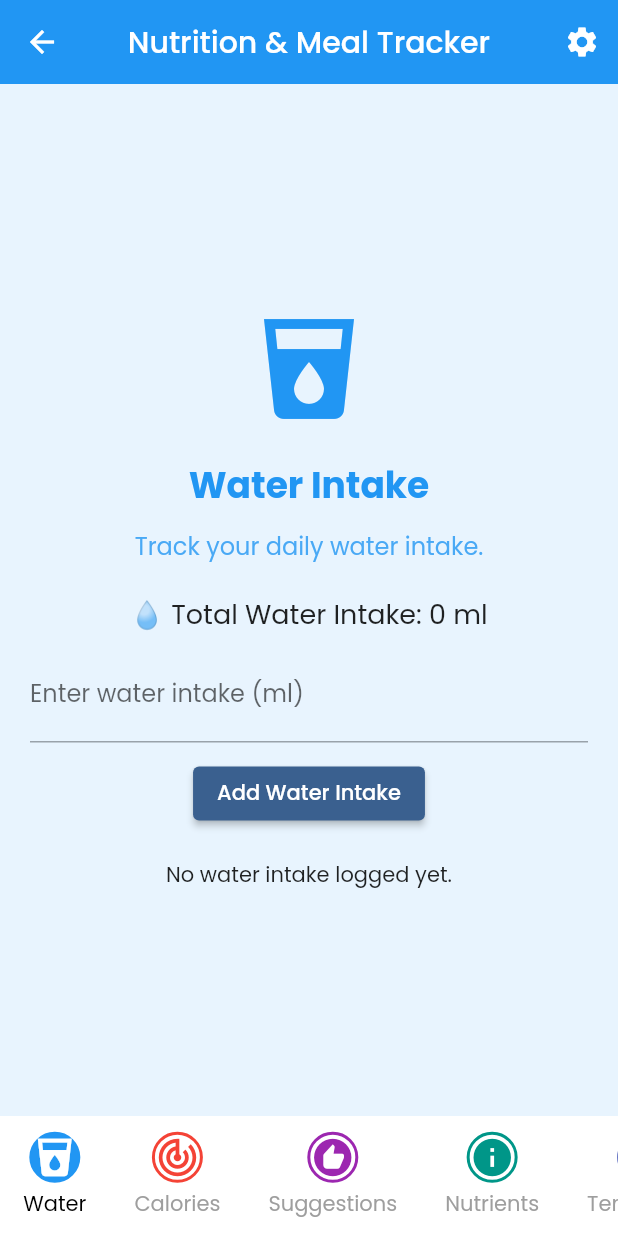
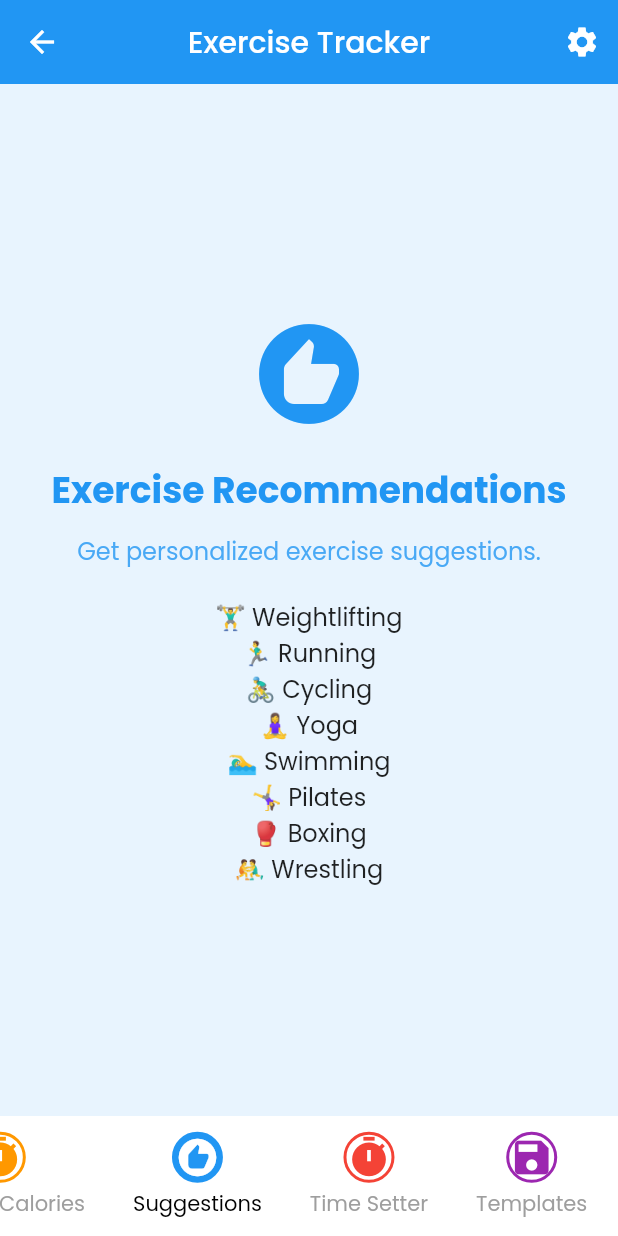
Before and after one commit to CharuNethra12/Fitness4all_modified, a Flutter app: the ExerciseScreen screen opened directly, swiped to page 3, on a phone screen of 412 x 824 dp. Run offline on Flutter 3.47's test engine with Material 3 defaults, Android fonts, the phone set to English and light mode, and no system bars; our stand-ins replace fl_chart, syncfusion_flutter_gauges; missing offline and left inert: otp_text_field_v2, otp_timer_button.

Commit message:
final commit before sprint 1

```diff
--- a/lib/screen/home/Meals/meals_screen.dart
+++ b/lib/screen/home/Meals/meals_screen.dart
@@ -453,8 +453,8 @@ class CustomBottomNavBar extends StatelessWidget {
             _buildNavItem(Icons.restaurant, "Meals", 0, Colors.green),
             _buildNavItem(Icons.settings, "Limits", 1, Colors.orange),
             _buildNavItem(Icons.local_drink, "Water", 2, Colors.blue),
-            _buildNavItem(Icons.track_changes, "Calories", 3, Colors.red),
-            _buildNavItem(Icons.recommend, "Suggestions", 4, Colors.purple),
+            _buildNavItem(Icons.recommend, "Suggestions", 3, Colors.red),
+            _buildNavItem(Icons.track_changes, "Calories", 4, Colors.purple),
             _buildNavItem(Icons.info, "Nutrients", 5, Colors.teal),
             _buildNavItem(Icons.save, "Templates", 6, Colors.indigo), // Meal Templates
             _buildNavItem(Icons.calendar_today, "Meal Plan", 7, Colors.brown), // Daily Meal Plan
--- a/lib/screen/home/exercises/exercises_screen.dart
+++ b/lib/screen/home/exercises/exercises_screen.dart
@@ -11,23 +11,24 @@ class ExerciseScreen extends StatefulWidget {
 
 class _ExerciseScreenState extends State<ExerciseScreen> {
   int _selectedIndex = 0;
-  final TextEditingController _mealController = TextEditingController();
+  final TextEditingController _exerciseController = TextEditingController();
   final TextEditingController _caloriesController = TextEditingController();
   final TextEditingController _notesController = TextEditingController();
-  final TextEditingController _waterController = TextEditingController();
-  final TextEditingController _calorieLimitController = TextEditingController();
+  final TextEditingController _timeController = TextEditingController();
 
-  int _calories = 0;
-  int _calorieLimit = 2000;
-  int _waterIntake = 0;
-  final List<Map<String, dynamic>> _savedExercise = [];
-  final List<String> _waterLogs = [];
-  final List<String> _mealRecommendations = [
-    "🥗 Salad with Grilled Chicken",
-    "🍳 Scrambled Eggs with Avocado Toast",
-    "🍲 Lentil Soup with Whole Grain Bread",
-    "🥑 Greek Yogurt with Berries & Nuts",
-    "🥜 Peanut Butter Banana Smoothie"
+  // Local variables to store exercise data
+  int _totalCaloriesBurned = 0;
+  int _totalTimeSpent = 0; // Time spent in minutes
+  final List<Map<String, dynamic>> _savedExercises = [];
+  final List<String> _exerciseRecommendations = [
+    "🏋️‍♂️ Weightlifting",
+    "🏃‍♂️ Running",
+    "🚴‍♂️ Cycling",
+    "🧘‍♀️ Yoga",
+    "🏊‍♂️ Swimming",
+    "🤸‍♀️ Pilates",
+    "🥊 Boxing",
+    "🤼‍♂️ Wrestling"
   ];
 
   final Map<int, Color> _pageColors = {
@@ -37,40 +38,36 @@ class _ExerciseScreenState extends State<ExerciseScreen> {
     3: Colors.red,
     4: Colors.purple,
     5: Colors.teal,
-    6: Colors.indigo,  // Meal Templates
-    7: Colors.brown,   // Daily Meal Plan
-    8: Colors.amber,   // Healthy Snack Options
-    9: Colors.pink,    // Nutritional Comparisons
-    10: Colors.cyan,   // Micronutrient Deficiencies
   };
 
-  final List<String> _mealCategories = ["Breakfast", "Lunch", "Dinner", "Snack"];
-  String _selectedCategory = "Lunch";
+  final List<String> _exerciseCategories = ["Cardio", "Strength", "Flexibility", "Endurance"];
+  String _selectedCategory = "Cardio";
 
   void _showSnackBar(String message, {Color color = Colors.green}) {
     ScaffoldMessenger.of(context).showSnackBar(
       SnackBar(
         content: Text(message),
         backgroundColor: color,
-        duration: const Duration(seconds: 3), // Increased duration
+        duration: const Duration(seconds: 3),
       ),
     );
   }
 
-  Widget _mealCard(Map<String, dynamic> meal) {
+  Widget _exerciseCard(Map<String, dynamic> exercise) {
     return Card(
       elevation: 4,
       margin: const EdgeInsets.symmetric(vertical: 8),
       child: ListTile(
-        leading: const Icon(Icons.fastfood, size: 40, color: Colors.green),
-        title: Text(meal["name"], style: const TextStyle(fontWeight: FontWeight.bold)),
+        leading: const Icon(Icons.fitness_center, size: 40, color: Colors.green),
+        title: Text(exercise["name"], style: const TextStyle(fontWeight: FontWeight.bold)),
         subtitle: Column(
           crossAxisAlignment: CrossAxisAlignment.start,
           children: [
-            Text("🍽 Category: ${meal["category"]}"),
-            Text("🔥 ${meal["calories"]} kcal"),
-            if (meal["notes"].isNotEmpty) Text("📝 Notes: ${meal["notes"]}"),
-            Text("📅 ${meal["date"].toString().split('.')[0]}"),
+            Text("🏋️‍♂️ Category: ${exercise["category"]}"),
+            Text("🔥 ${exercise["calories"]} kcal burned"),
+            if (exercise["notes"].isNotEmpty) Text("📝 Notes: ${exercise["notes"]}"),
+            Text("⏱ Time Spent: ${exercise["time"]} minutes"),
+            Text("📅 ${exercise["date"].toString().split('.')[0]}"),
           ],
         ),
       ),
@@ -117,16 +114,16 @@ class _ExerciseScreenState extends State<ExerciseScreen> {
     _bottomNavScrollController = ScrollController();
     _pages = [
       _buildPage(
-        "Add Meal",
-        Icons.restaurant,
-        "Add your meals and track nutrients.",
+        "Add Exercise",
+        Icons.fitness_center,
+        "Log your exercises and track calories burned.",
         Column(
           children: [
-            TextField(controller: _mealController, decoration: const InputDecoration(labelText: "Enter meal name")),
+            TextField(controller: _exerciseController, decoration: const InputDecoration(labelText: "Enter exercise name")),
             const SizedBox(height: 10),
             DropdownButton<String>(
               value: _selectedCategory,
-              items: _mealCategories.map((String category) {
+              items: _exerciseCategories.map((String category) {
                 return DropdownMenuItem(value: category, child: Text(category));
               }).toList(),
               onChanged: (value) {
@@ -136,223 +133,142 @@ class _ExerciseScreenState extends State<ExerciseScreen> {
               },
             ),
             const SizedBox(height: 10),
-            TextField(controller: _caloriesController, decoration: const InputDecoration(labelText: "Enter calories"), keyboardType: TextInputType.number),
+            TextField(controller: _caloriesController, decoration: const InputDecoration(labelText: "Enter calories burned"), keyboardType: TextInputType.number),
+            const SizedBox(height: 10),
+            TextField(controller: _timeController, decoration: const InputDecoration(labelText: "Enter time spent (minutes)"), keyboardType: TextInputType.number),
             const SizedBox(height: 10),
             TextField(controller: _notesController, decoration: const InputDecoration(labelText: "Add notes (optional)")),
             const SizedBox(height: 10),
             ElevatedButton(
               onPressed: () {
-                if (_mealController.text.isNotEmpty && _caloriesController.text.isNotEmpty) {
+                if (_exerciseController.text.isNotEmpty && _caloriesController.text.isNotEmpty && _timeController.text.isNotEmpty) {
                   setState(() {
-                    int mealCalories = int.parse(_caloriesController.text);
-                    _calories += mealCalories; // Update total calories
-                    _savedExercise.add({
-                      "name": _mealController.text,
+                    int exerciseCalories = int.parse(_caloriesController.text);
+                    int exerciseTime = int.parse(_timeController.text);
+                    _totalCaloriesBurned += exerciseCalories;
+                    _totalTimeSpent += exerciseTime;
+                    _savedExercises.add({
+                      "name": _exerciseController.text,
                       "category": _selectedCategory,
-                      "calories": mealCalories,
+                      "calories": exerciseCalories,
+                      "time": exerciseTime,
                       "notes": _notesController.text,
                       "date": DateTime.now(),
                     });
-                    _mealController.clear();
+                    _exerciseController.clear();
                     _caloriesController.clear();
+                    _timeController.clear();
                     _notesController.clear();
                   });
-                  _showSnackBar("Meal added successfully!");
+                  _showSnackBar("Exercise logged successfully!");
                 } else {
                   _showSnackBar("Please fill in all fields.", color: Colors.red);
                 }
               },
-              child: const Text("Save Meal"),
+              child: const Text("Log Exercise"),
             ),
             const SizedBox(height: 20),
-            _savedExercise.isNotEmpty
+            _savedExercises.isNotEmpty
                 ? Expanded(
               child: ListView.builder(
-                itemCount: _savedExercise.length,
-                itemBuilder: (context, index) => _mealCard(_savedExercise[index]),
+                itemCount: _savedExercises.length,
+                itemBuilder: (context, index) => _exerciseCard(_savedExercises[index]),
               ),
             )
-                : const Text("No meals saved yet."),
+                : const Text("No exercises logged yet."),
           ],
         ),
         _pageColors[0]!,
       ),
       _buildPage(
-        "Set Calorie Limit",
-        Icons.settings,
-        "Manage your daily calorie goals.",
+        "Time to Calories",
+        Icons.timer,
+        "Track calories burned based on time spent.",
         Column(
           children: [
-            Text("📏 Current Calorie Limit: $_calorieLimit kcal", style: const TextStyle(fontSize: 18)),
-            const SizedBox(height: 10),
-            TextField(controller: _calorieLimitController, decoration: const InputDecoration(labelText: "Enter new limit"), keyboardType: TextInputType.number),
+            Text("🔥 Total Calories Burned: $_totalCaloriesBurned kcal", style: const TextStyle(fontSize: 18)),
+            Text("⏱ Total Time Spent: $_totalTimeSpent minutes", style: const TextStyle(fontSize: 18)),
             const SizedBox(height: 10),
             ElevatedButton(
               onPressed: () {
-                if (_calorieLimitController.text.isNotEmpty) {
+                setState(() {
+                  _totalCaloriesBurned = 0;
+                  _totalTimeSpent = 0;
+                });
+                _showSnackBar("Calories and time reset!", color: Colors.red);
+              },
+              child: const Text("Reset Data"),
+            ),
+          ],
+        ),
+        _pageColors[1]!,
+      ),
+      _buildPage(
+        "Exercise Recommendations",
+        Icons.recommend,
+        "Get personalized exercise suggestions.",
+        Column(
+          children: _exerciseRecommendations.map((exercise) => Text(exercise, style: const TextStyle(fontSize: 16))).toList(),
+        ),
+        _pageColors[2]!,
+      ),
+      _buildPage(
+        "Time Setter",
+        Icons.timer,
+        "Set and log your exercise time frame.",
+        Column(
+          children: [
+            Text("⏱ Total Time Spent: $_totalTimeSpent minutes", style: const TextStyle(fontSize: 18)),
+            const SizedBox(height: 10),
+            TextField(controller: _timeController, decoration: const InputDecoration(labelText: "Enter time spent (minutes)"), keyboardType: TextInputType.number),
+            const SizedBox(height: 10),
+            ElevatedButton(
+              onPressed: () {
+                if (_timeController.text.isNotEmpty) {
                   setState(() {
-                    _calorieLimit = int.parse(_calorieLimitController.text);
-                    _calorieLimitController.clear();
+                    _totalTimeSpent += int.parse(_timeController.text);
+                    _timeController.clear();
                   });
-                  _showSnackBar("Calorie limit set successfully!");
+                  _showSnackBar("Time logged successfully!");
                 } else {
-                  _showSnackBar("Please enter a valid limit.", color: Colors.red);
+                  _showSnackBar("Please enter a valid time.", color: Colors.red);
                 }
               },
-              child: const Text("Update Limit"),
+              child: const Text("Log Time"),
             ),
           ],
         ),
         _pageColors[3]!,
       ),
       _buildPage(
-        "Water Intake",
-        Icons.local_drink,
-        "Track your daily water intake.",
+        "Exercise Templates",
+        Icons.save,
+        "Save your favorite exercises as templates.",
         Column(
           children: [
-            Text("💧 Total Water Intake: $_waterIntake ml", style: const TextStyle(fontSize: 18)),
+            Text("1. Push-ups", style: const TextStyle(fontSize: 16)),
+            Text("2. Squats", style: const TextStyle(fontSize: 16)),
+            Text("3. Plank", style: const TextStyle(fontSize: 16)),
             const SizedBox(height: 10),
-            TextField(controller: _waterController, decoration: const InputDecoration(labelText: "Enter water intake (ml)"), keyboardType: TextInputType.number),
-            const SizedBox(height: 10),
-            ElevatedButton(
-              onPressed: () {
-                if (_waterController.text.isNotEmpty) {
-                  setState(() {
-                    _waterIntake += int.parse(_waterController.text);
-                    _waterLogs.add("${_waterController.text} ml at ${DateTime.now()}");
-                    _waterController.clear();
-                  });
-                  _showSnackBar("Water intake added successfully!");
-                } else {
-                  _showSnackBar("Please enter a valid amount.", color: Colors.red);
-                }
-              },
-              child: const Text("Add Water Intake"),
-            ),
-            const SizedBox(height: 20),
-            if (_waterLogs.isNotEmpty)
-              Expanded(
-                child: ListView.builder(
-                  itemCount: _waterLogs.length,
-                  itemBuilder: (context, index) => ListTile(title: Text(_waterLogs[index])),
-                ),
-              )
-            else
-              const Text("No water intake logged yet."),
-          ],
-        ),
-        _pageColors[2]!,
-      ),
-      _buildPage(
-        "Meal & Snack Recommendations",
-        Icons.recommend,
-        "Get personalized meal suggestions.",
-        Column(
-          children: _mealRecommendations.map((meal) => Text(meal, style: const TextStyle(fontSize: 16))).toList(),
-        ),
-        _pageColors[4]!,
-      ),
-      _buildPage(
-        "Calorie Tracker",
-        Icons.track_changes,
-        "Track your total calorie intake.",
-        Column(
-          children: [
-            Text("🔥 Total Calories Consumed: $_calories kcal", style: const TextStyle(fontSize: 18)),
-            const SizedBox(height: 10),
-            ElevatedButton(
-              onPressed: () {
-                setState(() {
-                  _calories = 0; // Reset calories if needed
-                });
-                _showSnackBar("Calories reset!", color: Colors.red);
-              },
-              child: const Text("Reset Calories"),
-            ),
-          ],
-        ),
-        _pageColors[5]!,
-      ),
-      _buildPage(
-        "Nutrient Breakdown",
-        Icons.info,
-        "View breakdown of nutrients.",
-        Column(
-          children: [
-            Text("Carbs: 250g", style: const TextStyle(fontSize: 16)),
-            Text("Proteins: 150g", style: const TextStyle(fontSize: 16)),
-            Text("Fats: 70g", style: const TextStyle(fontSize: 16)),
-          ],
-        ),
-        _pageColors[1]!,
-      ),
-      _buildPage(
-        "Meal Templates",
-        Icons.save,
-        "Save your favorite meals as templates.",
-        Column(
-          children: [
-            Text("1. Chicken Stir Fry", style: const TextStyle(fontSize: 16)),
-            Text("2. Veggie Wrap", style: const TextStyle(fontSize: 16)),
-            Text("3. Smoothie Bowl", style: const TextStyle(fontSize: 16)),
-            const SizedBox(height: 10),
-            ElevatedButton(onPressed: () {}, child: const Text("Save Current Meal as Template")),
-          ],
-        ),
-        _pageColors[2]!,
-      ),
-      _buildPage(
-        "Daily Meal Plan",
-        Icons.calendar_today,
-        "View and customize your daily meal plan.",
-        Column(
-          children: [
-            Text("Breakfast: Oatmeal with Fruits", style: const TextStyle(fontSize: 16)),
-            Text("Lunch: Grilled Chicken Salad", style: const TextStyle(fontSize: 16)),
-            Text("Dinner: Quinoa and Vegetables", style: const TextStyle(fontSize: 16)),
-            const SizedBox(height: 10),
-            ElevatedButton(onPressed: () {}, child: const Text("Customize Meal Plan")),
-          ],
-        ),
-        _pageColors[3]!,
-      ),
-      _buildPage(
-        "Healthy Snack Options",
-        Icons.local_pizza,
-        "Get healthier snack recommendations.",
-        Column(
-          children: [
-            Text("1. Greek Yogurt with Honey", style: const TextStyle(fontSize: 16)),
-            Text("2. Hummus with Veggies", style: const TextStyle(fontSize: 16)),
-            Text("3. Mixed Nuts", style: const TextStyle(fontSize: 16)),
+            ElevatedButton(onPressed: () {}, child: const Text("Save Current Exercise as Template")),
           ],
         ),
         _pageColors[4]!,
       ),
       _buildPage(
-        "Nutritional Comparisons",
-        Icons.compare_arrows,
-        "Compare nutritional values of foods.",
+        "Daily Exercise Plan",
+        Icons.calendar_today,
+        "View and customize your daily exercise plan.",
         Column(
           children: [
-            Text("Chips: 150 kcal, 10g fat", style: const TextStyle(fontSize: 16)),
-            Text("Veggie Sticks: 50 kcal, 0g fat", style: const TextStyle(fontSize: 16)),
+            Text("Morning: Jogging", style: const TextStyle(fontSize: 16)),
+            Text("Afternoon: Weightlifting", style: const TextStyle(fontSize: 16)),
+            Text("Evening: Yoga", style: const TextStyle(fontSize: 16)),
+            const SizedBox(height: 10),
+            ElevatedButton(onPressed: () {}, child: const Text("Customize Plan")),
           ],
         ),
         _pageColors[5]!,
-      ),
-      _buildPage(
-        "Micronutrient Deficiencies",
-        Icons.warning,
-        "Highlight deficiencies and suggest adjustments.",
-        Column(
-          children: [
-            Text("Deficiency in Vitamin D:", style: const TextStyle(fontSize: 16)),
-            Text("Consider adding more fatty fish or fortified foods.", style: const TextStyle(fontSize: 16)),
-          ],
-        ),
-        _pageColors[1]!,
       ),
     ];
   }
@@ -365,9 +281,8 @@ class _ExerciseScreenState extends State<ExerciseScreen> {
         duration: const Duration(milliseconds: 300),
         curve: Curves.easeInOut,
       );
-      // Scroll the bottom navigation bar to the selected index
       _bottomNavScrollController.animateTo(
-        index * 80.0, // Adjust this value based on your item width
+        index * 80.0,
         duration: const Duration(milliseconds: 300),
         curve: Curves.easeInOut,
       );
@@ -376,11 +291,10 @@ class _ExerciseScreenState extends State<ExerciseScreen> {
 
   @override
   void dispose() {
-    _mealController.dispose();
+    _exerciseController.dispose();
     _caloriesController.dispose();
     _notesController.dispose();
-    _waterController.dispose();
-    _calorieLimitController.dispose();
+    _timeController.dispose();
     _pageController.dispose();
     _bottomNavScrollController.dispose();
     super.dispose();
@@ -390,14 +304,13 @@ class _ExerciseScreenState extends State<ExerciseScreen> {
   Widget build(BuildContext context) {
     return Scaffold(
       appBar: AppBar(
-        title: const Text("Nutrition & Meal Tracker"),
-        backgroundColor: _pageColors[_selectedIndex] ?? Colors.blue, // Ensure a default color
+        title: const Text("Exercise Tracker"),
+        backgroundColor: _pageColors[_selectedIndex] ?? Colors.blue,
         centerTitle: true,
         actions: [
           IconButton(
             icon: const Icon(Icons.settings),
             onPressed: () {
-              // Add your settings functionality here
               context.push(const SettingScreen());
             },
           ),
@@ -408,9 +321,8 @@ class _ExerciseScreenState extends State<ExerciseScreen> {
         onPageChanged: (index) {
           setState(() {
             _selectedIndex = index;
-            // Scroll the bottom navigation bar to the selected index
             _bottomNavScrollController.animateTo(
-              index * 80.0, // Adjust this value based on your item width
+              index * 80.0,
               duration: const Duration(milliseconds: 300),
               curve: Curves.easeInOut,
             );
@@ -442,25 +354,20 @@ class CustomBottomNavBar extends StatelessWidget {
   @override
   Widget build(BuildContext context) {
     return Container(
-      height: 80, // Increased height for the bottom navigation bar
-      color: Colors.white, // Set the background color to white
+      height: 80,
+      color: Colors.white,
       child: SingleChildScrollView(
         controller: scrollController,
         scrollDirection: Axis.horizontal,
         child: Row(
           mainAxisAlignment: MainAxisAlignment.spaceAround,
           children: [
-            _buildNavItem(Icons.restaurant, "Exercise", 0, Colors.green),
-            _buildNavItem(Icons.settings, "Limits", 1, Colors.orange),
-            _buildNavItem(Icons.local_drink, "Water", 2, Colors.blue),
-            _buildNavItem(Icons.track_changes, "Calories", 3, Colors.red),
-            _buildNavItem(Icons.recommend, "Suggestions", 4, Colors.purple),
-            _buildNavItem(Icons.info, "Nutrients", 5, Colors.teal),
-            _buildNavItem(Icons.save, "Templates", 6, Colors.indigo), // Meal Templates
-            _buildNavItem(Icons.calendar_today, "Meal Plan", 7, Colors.brown), // Daily Meal Plan
-            _buildNavItem(Icons.local_pizza, "Snacks", 8, Colors.amber), // Healthy Snack Options
-            _buildNavItem(Icons.compare_arrows, "Compare", 9, Colors.pink), // Nutritional Comparisons
-            _buildNavItem(Icons.warning, "Deficiencies", 10, Colors.cyan), // Micronutrient Deficiencies
+            _buildNavItem(Icons.fitness_center, "Exercise", 0, Colors.green),
+            _buildNavItem(Icons.timer, "Time to Calories", 1, Colors.orange),
+            _buildNavItem(Icons.recommend, "Suggestions", 2, Colors.blue),
+            _buildNavItem(Icons.timer, "Time Setter", 3, Colors.red),
+            _buildNavItem(Icons.save, "Templates", 4, Colors.purple),
+            _buildNavItem(Icons.calendar_today, "Daily Plan", 5, Colors.teal),
           ],
         ),
       ),
@@ -471,7 +378,7 @@ class CustomBottomNavBar extends StatelessWidget {
     return GestureDetector(
       onTap: () => onItemTapped(index),
       child: Container(
-        padding: const EdgeInsets.symmetric(horizontal: 16, vertical: 10), // Increased vertical padding
+        padding: const EdgeInsets.symmetric(horizontal: 16, vertical: 10),
         child: Column(
           mainAxisSize: MainAxisSize.min,
           children: [
@@ -487,7 +394,7 @@ class CustomBottomNavBar extends StatelessWidget {
               ),
               child: Icon(
                 icon,
-                size: 30, // Increased icon size
+                size: 30,
                 color: selectedIndex == index ? Colors.white : color,
               ),
             ),
@@ -495,7 +402,7 @@ class CustomBottomNavBar extends StatelessWidget {
             Text(
               label,
               style: TextStyle(
-                fontSize: 14, // Increased font size
+                fontSize: 14,
                 color: selectedIndex == index ? Colors.black : Colors.grey,
               ),
             ),
--- a/lib/screen/login/on_boarding_screen.dart
+++ b/lib/screen/login/on_boarding_screen.dart
@@ -1,5 +1,6 @@
 import 'package:fitness4all/common/color_extensions.dart';
 import 'package:fitness4all/common_widgets/round_button.dart';
+import 'package:fitness4all/screen/home/Main_home/home_screen.dart';
 import 'package:fitness4all/screen/home/settings/settings_screen.dart';
 import 'package:fitness4all/screen/login/sign_up_screen.dart';
 import 'package:flutter/material.dart';
@@ -64,7 +65,7 @@ class _OnBoardingScreenState extends State<OnBoardingScreen> {
                 fontWeight: FontWeight.w300,
                 type: RoundButtonType.line,
                 onPressed: () {
-                  context.push(const SettingScreen());
+                  context.push( HomeScreen());
                 }),
           )
         ],
```
